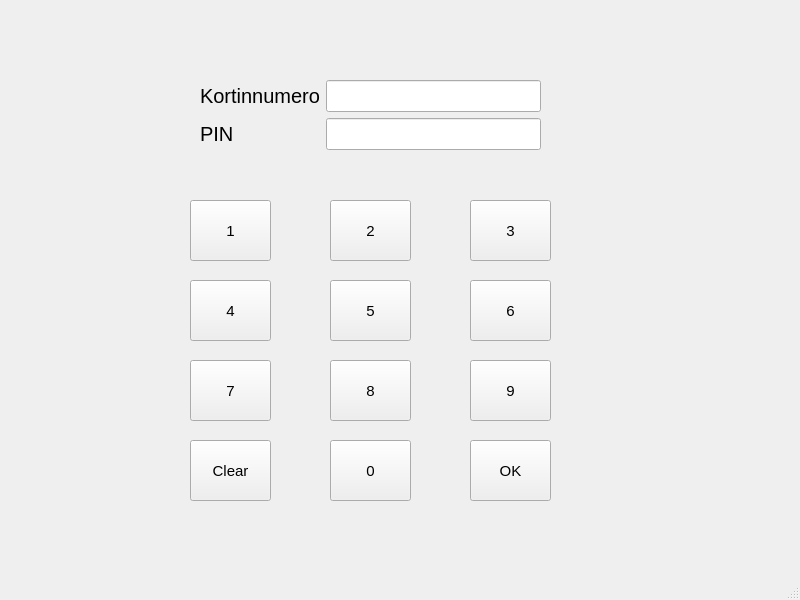
First picture: the form in bankautomat/mainwindow.ui, repository tvt21kmo-bank-project/group_15, before the edit.
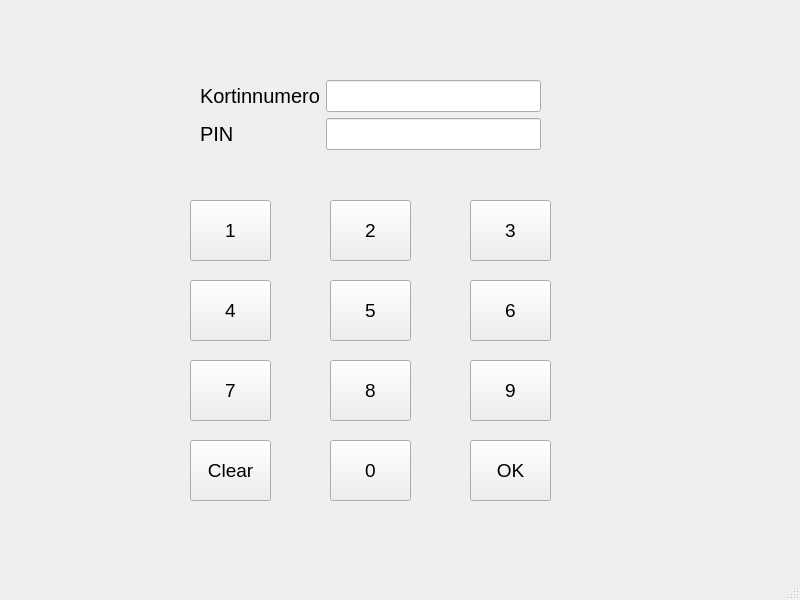
Second picture: the form after the edit.

The edit to the form file:
```diff
--- a/bankautomat/mainwindow.ui
+++ b/bankautomat/mainwindow.ui
@@ -25,7 +25,7 @@
     </property>
     <property name="font">
      <font>
-      <pointsize>11</pointsize>
+      <pointsize>14</pointsize>
      </font>
     </property>
     <property name="text">
@@ -43,7 +43,7 @@
     </property>
     <property name="font">
      <font>
-      <pointsize>11</pointsize>
+      <pointsize>14</pointsize>
      </font>
     </property>
     <property name="text">
@@ -61,7 +61,7 @@
     </property>
     <property name="font">
      <font>
-      <pointsize>11</pointsize>
+      <pointsize>14</pointsize>
      </font>
     </property>
     <property name="text">
@@ -79,7 +79,7 @@
     </property>
     <property name="font">
      <font>
-      <pointsize>11</pointsize>
+      <pointsize>14</pointsize>
      </font>
     </property>
     <property name="text">
@@ -97,7 +97,7 @@
     </property>
     <property name="font">
      <font>
-      <pointsize>11</pointsize>
+      <pointsize>14</pointsize>
      </font>
     </property>
     <property name="text">
@@ -115,7 +115,7 @@
     </property>
     <property name="font">
      <font>
-      <pointsize>11</pointsize>
+      <pointsize>14</pointsize>
      </font>
     </property>
     <property name="text">
@@ -133,7 +133,7 @@
     </property>
     <property name="font">
      <font>
-      <pointsize>11</pointsize>
+      <pointsize>14</pointsize>
      </font>
     </property>
     <property name="text">
@@ -151,7 +151,7 @@
     </property>
     <property name="font">
      <font>
-      <pointsize>11</pointsize>
+      <pointsize>14</pointsize>
      </font>
     </property>
     <property name="text">
@@ -169,7 +169,7 @@
     </property>
     <property name="font">
      <font>
-      <pointsize>11</pointsize>
+      <pointsize>14</pointsize>
      </font>
     </property>
     <property name="text">
@@ -187,7 +187,7 @@
     </property>
     <property name="font">
      <font>
-      <pointsize>11</pointsize>
+      <pointsize>14</pointsize>
      </font>
     </property>
     <property name="text">
@@ -205,7 +205,7 @@
     </property>
     <property name="font">
      <font>
-      <pointsize>11</pointsize>
+      <pointsize>14</pointsize>
      </font>
     </property>
     <property name="text">
@@ -223,14 +223,14 @@
     </property>
     <property name="font">
      <font>
-      <pointsize>11</pointsize>
+      <pointsize>14</pointsize>
      </font>
     </property>
     <property name="text">
      <string>Clear</string>
     </property>
    </widget>
-   <widget class="QWidget" name="">
+   <widget class="QWidget" name="layoutWidget">
     <property name="geometry">
      <rect>
       <x>200</x>
```
